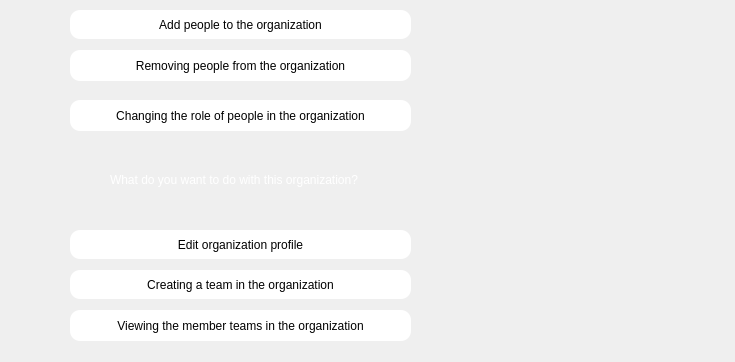
Shayanrava/APproject, file enter/making_decision_for_organ.ui: the form before one commit.
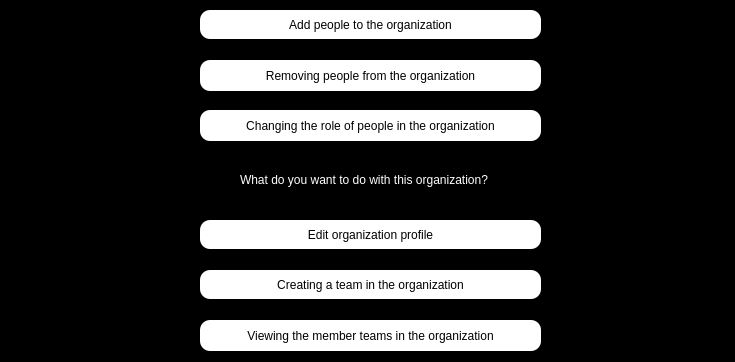
The form after the commit.

Commit message: making_deciosion_for_organ ui developed

The edit to the form file:
```diff
--- a/enter/making_decision_for_organ.ui
+++ b/enter/making_decision_for_organ.ui
@@ -13,11 +13,17 @@
   <property name="windowTitle">
    <string>Form</string>
   </property>
+  <property name="styleSheet">
+   <string notr="true">#making_decision_for_organ
+{
+background-color:black;
+}</string>
+  </property>
   <widget class="QPushButton" name="pbn_viewMember">
    <property name="geometry">
     <rect>
-     <x>70</x>
-     <y>310</y>
+     <x>200</x>
+     <y>320</y>
      <width>341</width>
      <height>31</height>
     </rect>
@@ -41,7 +47,7 @@
   <widget class="QPushButton" name="pbn_pepoleTooRGAN">
    <property name="geometry">
     <rect>
-     <x>70</x>
+     <x>200</x>
      <y>10</y>
      <width>341</width>
      <height>29</height>
@@ -66,8 +72,8 @@
   <widget class="QPushButton" name="pbn_Edit">
    <property name="geometry">
     <rect>
-     <x>70</x>
-     <y>230</y>
+     <x>200</x>
+     <y>220</y>
      <width>341</width>
      <height>29</height>
     </rect>
@@ -91,7 +97,7 @@
   <widget class="QLabel" name="label">
    <property name="geometry">
     <rect>
-     <x>110</x>
+     <x>240</x>
      <y>170</y>
      <width>331</width>
      <height>20</height>
@@ -110,7 +116,7 @@
   <widget class="QPushButton" name="pbn_creatTeam">
    <property name="geometry">
     <rect>
-     <x>70</x>
+     <x>200</x>
      <y>270</y>
      <width>341</width>
      <height>29</height>
@@ -135,8 +141,8 @@
   <widget class="QPushButton" name="pbn_changRole">
    <property name="geometry">
     <rect>
-     <x>70</x>
-     <y>100</y>
+     <x>200</x>
+     <y>110</y>
      <width>341</width>
      <height>31</height>
     </rect>
@@ -160,8 +166,8 @@
   <widget class="QPushButton" name="pbn_removePepole">
    <property name="geometry">
     <rect>
-     <x>70</x>
-     <y>50</y>
+     <x>200</x>
+     <y>60</y>
      <width>341</width>
      <height>31</height>
     </rect>
```
